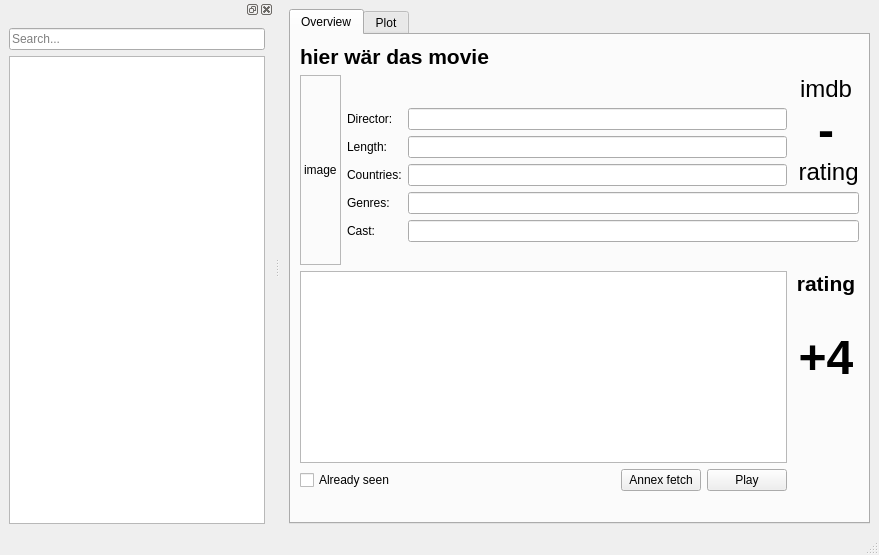
This is playground/qtgui.ui in bordstein/hamster as Qt 5 draws it before an edit. The edited form follows.
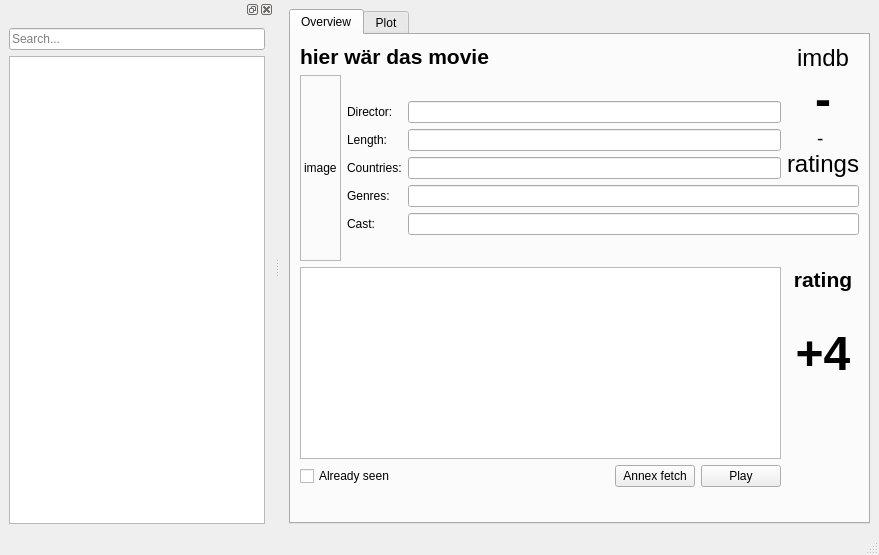
This is the edited form. Icons and pictures are not drawn.

Commit message: showing votes with rating

Diff of the .ui file:
```diff
--- a/playground/qtgui.ui
+++ b/playground/qtgui.ui
@@ -25,7 +25,7 @@
         <string>Overview</string>
        </attribute>
        <layout class="QGridLayout" name="gridLayout">
-        <item row="0" column="0" colspan="4">
+        <item row="0" column="0" colspan="3">
          <widget class="QLabel" name="l_title">
           <property name="text">
            <string>&lt;!DOCTYPE HTML PUBLIC &quot;-//W3C//DTD HTML 4.0//EN&quot; &quot;http://www.w3.org/TR/REC-html40/strict.dtd&quot;&gt;
@@ -120,7 +120,7 @@
           </property>
          </widget>
         </item>
-        <item row="1" column="3" rowspan="4">
+        <item row="0" column="3" rowspan="5">
          <widget class="QLabel" name="l_rating">
           <property name="frameShape">
            <enum>QFrame::NoFrame</enum>
@@ -135,7 +135,8 @@
 &lt;/style&gt;&lt;/head&gt;&lt;body style=&quot; font-family:'Ubuntu'; font-size:14pt; font-weight:400; font-style:normal;&quot;&gt;
 &lt;p align=&quot;center&quot; style=&quot; margin-top:0px; margin-bottom:0px; margin-left:0px; margin-right:0px; -qt-block-indent:0; text-indent:0px;&quot;&gt;&lt;span style=&quot; font-size:18pt;&quot;&gt;imdb&lt;/span&gt;&lt;/p&gt;
 &lt;p align=&quot;center&quot; style=&quot; margin-top:0px; margin-bottom:0px; margin-left:0px; margin-right:0px; -qt-block-indent:0; text-indent:0px;&quot;&gt;&lt;span style=&quot; font-size:36pt; font-weight:600;&quot;&gt;-&lt;/span&gt;&lt;/p&gt;
-&lt;p align=&quot;center&quot; style=&quot; margin-top:0px; margin-bottom:0px; margin-left:0px; margin-right:0px; -qt-block-indent:0; text-indent:0px;&quot;&gt; &lt;span style=&quot; font-size:18pt;&quot;&gt;rating&lt;/span&gt;&lt;/p&gt;&lt;/body&gt;&lt;/html&gt;</string>
+&lt;p align=&quot;center&quot; style=&quot; margin-top:0px; margin-bottom:0px; margin-left:0px; margin-right:0px; -qt-block-indent:0; text-indent:0px;&quot;&gt;- &lt;/p&gt;
+&lt;p align=&quot;center&quot; style=&quot; margin-top:0px; margin-bottom:0px; margin-left:0px; margin-right:0px; -qt-block-indent:0; text-indent:0px;&quot;&gt;&lt;span style=&quot; font-size:18pt;&quot;&gt;ratings&lt;/span&gt;&lt;/p&gt;&lt;/body&gt;&lt;/html&gt;</string>
           </property>
           <property name="margin">
            <number>3</number>
```
The commit also changes 1 other file.
